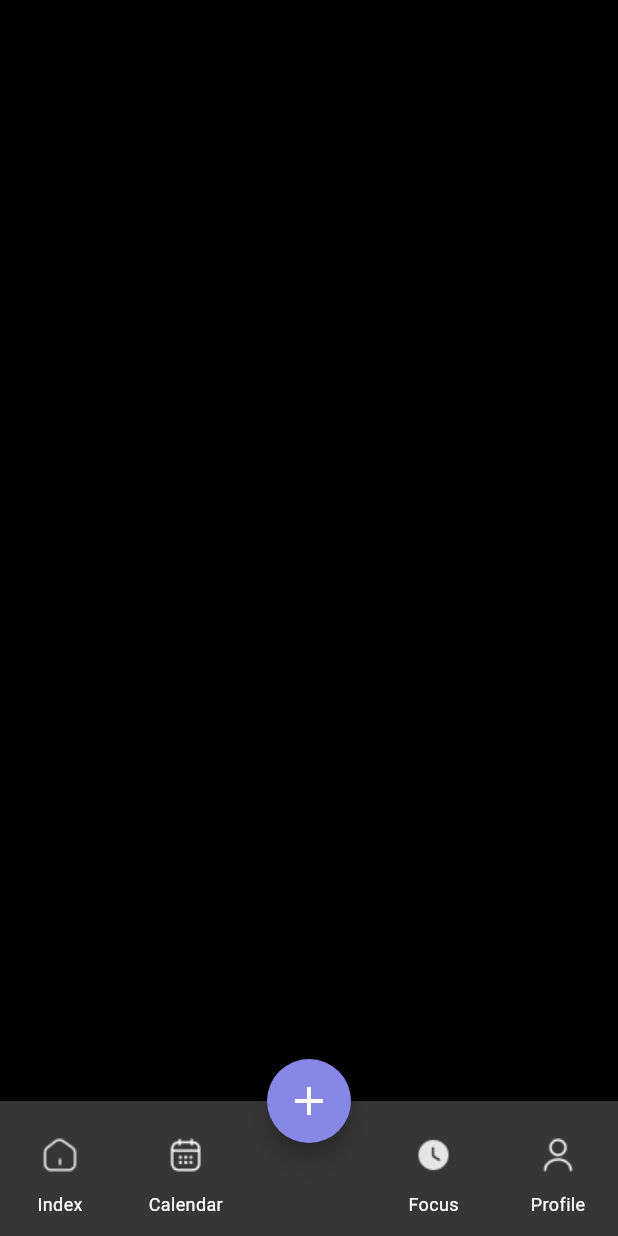
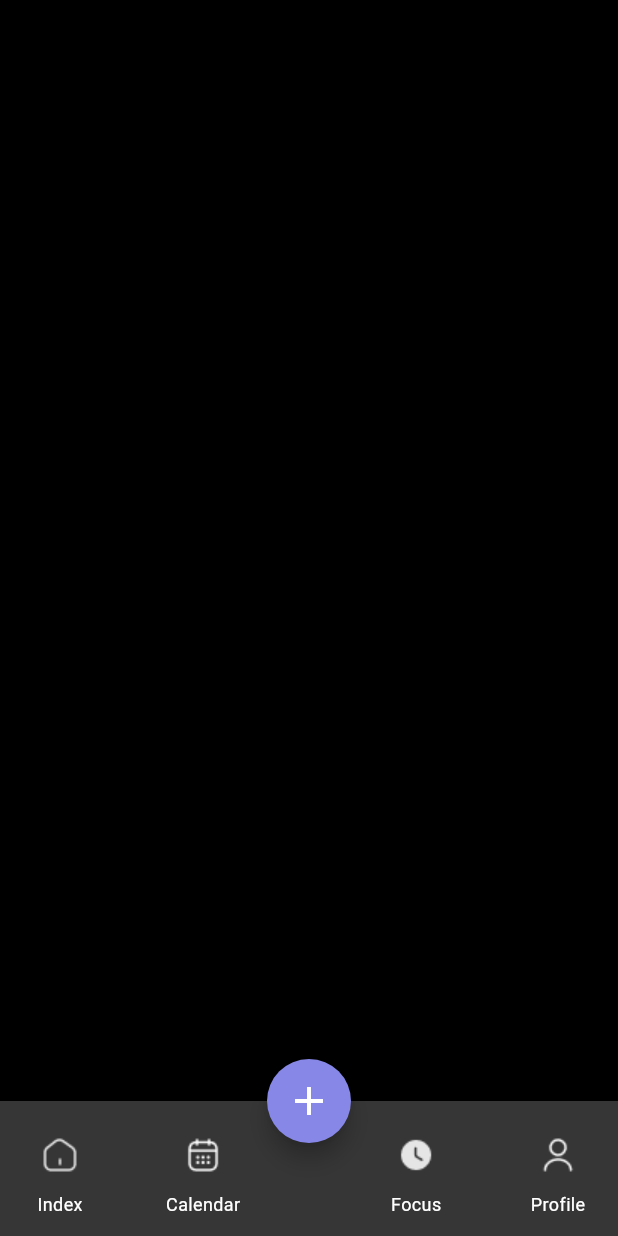
Before and after one commit to shivam-mk1/UpToDo, a Flutter app: the FocusScreen screen opened directly, on a phone screen of 412 x 824 dp. Run offline on Flutter 3.47's test engine with Material 3 defaults, Android fonts, the phone set to English and light mode, and no system bars.

Commit message:
added flexible properties in bottom navigation bar

```diff
--- a/lib/focus.dart
+++ b/lib/focus.dart
@@ -46,37 +46,32 @@ class _FocusScreenState extends State<FocusScreen> {
         height: 90,
         color: const Color(0xff363636),
         child: Row(
-          mainAxisAlignment: MainAxisAlignment.spaceBetween,
-          children: [
-            Row(
           children: [
             Column(children: [
               IconButton(
                   onPressed: _gotohome,
-                      icon: const Image(
-                          image: AssetImage('assets/home_empty.png'))),
+                  icon:
+                      const Image(image: AssetImage('assets/home_empty.png'))),
               const Text(
                 "Index",
                 style: TextStyle(fontSize: 12, color: Colors.white),
               )
             ]),
-                const SizedBox(
-                  width: 35,
+            const Spacer(
+              flex: 1,
             ),
             Column(children: [
               IconButton(
                   onPressed: _gotocalendar,
-                      icon: const Image(
-                          image: AssetImage('assets/calendar.png'))),
+                  icon: const Image(image: AssetImage('assets/calendar.png'))),
               const Text(
                 "Calendar",
                 style: TextStyle(fontSize: 12, color: Colors.white),
               )
-                ])
-              ],
+            ]),
+            const Spacer(
+              flex: 2,
             ),
-            Row(
-              children: [
             const Column(children: [
               IconButton(
                   onPressed: null,
@@ -86,8 +81,8 @@ class _FocusScreenState extends State<FocusScreen> {
                 style: TextStyle(fontSize: 12, color: Colors.white),
               )
             ]),
-                const SizedBox(
-                  width: 35,
+            const Spacer(
+              flex: 1,
             ),
             Column(children: [
               IconButton(
@@ -103,8 +98,6 @@ class _FocusScreenState extends State<FocusScreen> {
             ])
           ],
         ),
-          ],
-        ),
       ),
     );
   }
```
Also changed, not shown: lib/calendarscreen.dart (+10 -17 lines), lib/home_empty.dart (+15 -52 lines), lib/profile.dart (+11 -20 lines). Lines whose indentation alone changed are shown as unchanged.
